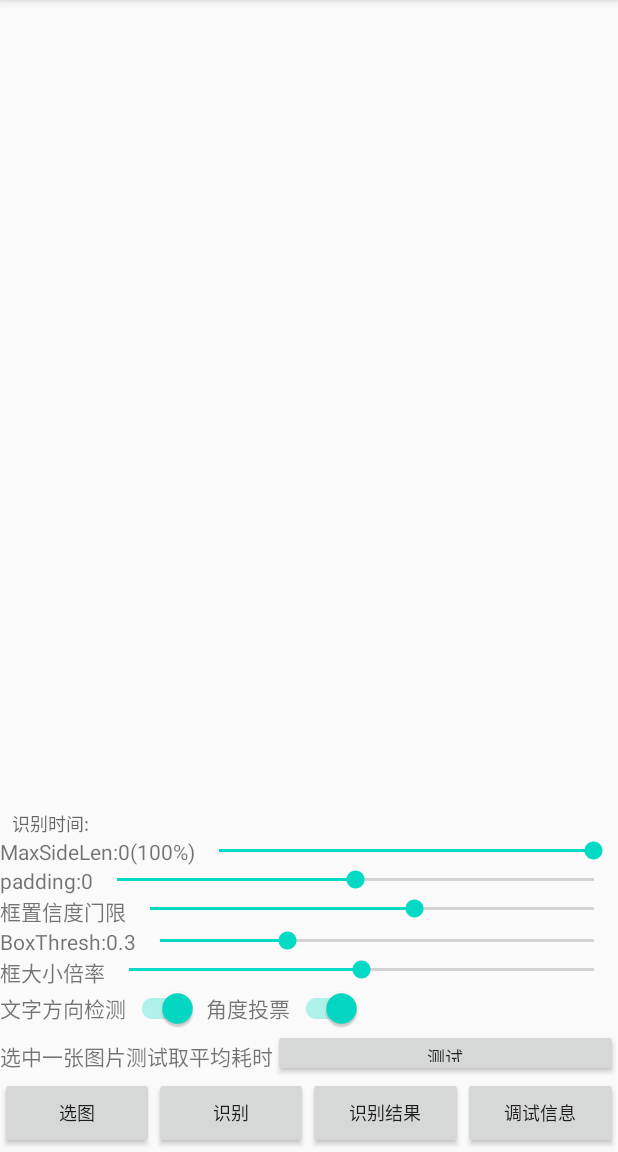
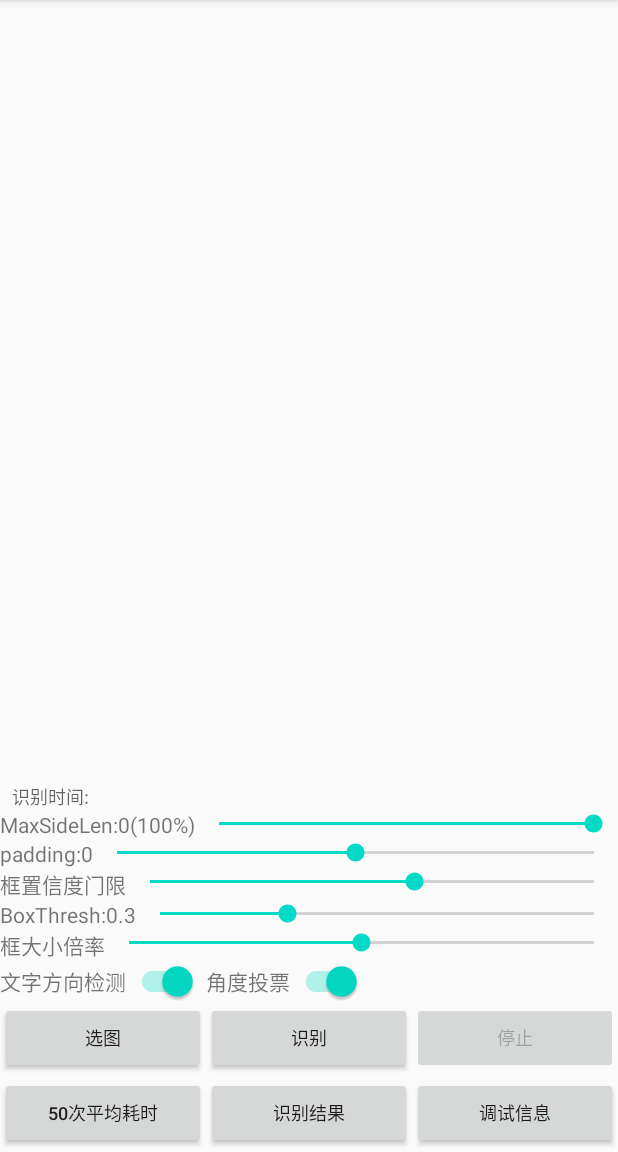
Before and after one commit to benjaminwan/OcrLiteAndroidOnnx, an Android app: the GalleryActivity screen opened directly, with no data from a screen before it, after a tap on "识别", on a phone screen of 412 x 824 dp, the part 84-1236 px from its top. Run offline under Robolectric (Android 15) with nearby library versions, the phone set to English and light mode, and no system bars; libraries missing offline, so code that uses them is left out: com.afollestad.assent, com.orhanobut.logger; plain views replace PhotoView; 10 statements that could not run were skipped.

Commit message:
相册识别增加停止按钮

```diff
--- a/app/src/main/java/com/benjaminwan/ocr/onnx/GalleryActivity.kt
+++ b/app/src/main/java/com/benjaminwan/ocr/onnx/GalleryActivity.kt
@@ -24,6 +24,7 @@ import com.bumptech.glide.load.engine.DiskCacheStrategy
 import com.bumptech.glide.request.RequestOptions
 import com.orhanobut.logger.Logger
 import kotlinx.coroutines.Dispatchers
+import kotlinx.coroutines.Job
 import kotlinx.coroutines.flow.*
 import kotlin.math.max
 
@@ -33,6 +34,10 @@ class GalleryActivity : AppCompatActivity(), View.OnClickListener, SeekBar.OnSee
 
     private var selectedImg: Bitmap? = null
     private var ocrResult: OcrResult? = null
+    private var detectJob: Job? = null
+
+    private val glideOptions =
+        RequestOptions().skipMemoryCache(true).diskCacheStrategy(DiskCacheStrategy.NONE)
 
     private fun initViews() {
         binding.selectBtn.setOnClickListener(this)
@@ -40,6 +45,8 @@ class GalleryActivity : AppCompatActivity(), View.OnClickListener, SeekBar.OnSee
         binding.resultBtn.setOnClickListener(this)
         binding.debugBtn.setOnClickListener(this)
         binding.benchBtn.setOnClickListener(this)
+        binding.stopBtn.setOnClickListener(this)
+        binding.stopBtn.isEnabled = false
         binding.doAngleSw.isChecked = App.ocrEngine.doAngle
         binding.mostAngleSw.isChecked = App.ocrEngine.mostAngle
         updatePadding(App.ocrEngine.padding)
@@ -104,11 +111,20 @@ class GalleryActivity : AppCompatActivity(), View.OnClickListener, SeekBar.OnSee
                 )
             }
             R.id.detectBtn -> {
-                val img = selectedImg ?: return
+                val img = selectedImg
+                if (img == null) {
+                    showToast("请先选择一张图片")
+                    return
+                }
                 val ratio = binding.maxSideLenSeekBar.progress.toFloat() / 100.toFloat()
                 val maxSize = max(img.width, img.height)
                 val maxSideLen = (ratio * maxSize).toInt()
-                detect(img, maxSideLen)
+                detectJob = detect(img, maxSideLen)
+            }
+            R.id.stopBtn -> {
+                detectJob?.cancel()
+                clearLoading()
+                ocrResult = null
             }
             R.id.resultBtn -> {
                 val result = ocrResult ?: return
@@ -130,7 +146,7 @@ class GalleryActivity : AppCompatActivity(), View.OnClickListener, SeekBar.OnSee
                     showToast("请先选择一张图片")
                     return
                 }
-                val loop = 100
+                val loop = 50
                 showToast("开始循环${loop}次的测试")
                 benchmark(img, loop)
             }
@@ -208,9 +224,7 @@ class GalleryActivity : AppCompatActivity(), View.OnClickListener, SeekBar.OnSee
         data ?: return
         if (resultCode == Activity.RESULT_OK && requestCode == REQUEST_SELECT_IMAGE) {
             val imgUri = data.data ?: return
-            val options =
-                RequestOptions().skipMemoryCache(true).diskCacheStrategy(DiskCacheStrategy.NONE)
-            Glide.with(this).load(imgUri).apply(options).into(binding.imageView)
+            Glide.with(this).load(imgUri).apply(glideOptions).into(binding.imageView)
             selectedImg = decodeUri(imgUri)
             updateMaxSideLen(binding.maxSideLenSeekBar.progress)
             clearLastResult()
@@ -221,27 +235,34 @@ class GalleryActivity : AppCompatActivity(), View.OnClickListener, SeekBar.OnSee
         Glide.with(this).load(R.drawable.loading_anim).into(binding.imageView)
     }
 
+    private fun clearLoading() {
+        Glide.with(this).clear(binding.imageView)
+    }
+
     private fun clearLastResult() {
         binding.timeTV.text = ""
         ocrResult = null
     }
 
-    private fun benchmark(img: Bitmap, loop: Int) {
-        flow {
+    private fun benchmark(img: Bitmap, loop: Int) = flow {
         val aveTime = App.ocrEngine.benchmark(img, loop)
         //showToast("循环${loop}次，平均时间${aveTime}ms")
         emit(aveTime)
     }.flowOn(Dispatchers.IO)
-            .onStart { showLoading() }
+        .onStart {
+            showLoading()
+            binding.benchBtn.isEnabled = false
+        }
+        .onCompletion {
+            binding.benchBtn.isEnabled = true
+            clearLoading()
+        }
         .onEach {
             binding.timeTV.text = "循环${loop}次，平均时间${it}ms"
-                Glide.with(this).clear(binding.imageView)
         }
         .launchIn(lifecycleScope)
-    }
 
-    private fun detect(img: Bitmap, reSize: Int) {
-        flow {
+    private fun detect(img: Bitmap, reSize: Int) = flow {
         val boxImg: Bitmap = Bitmap.createBitmap(
             img.width, img.height, Bitmap.Config.ARGB_8888
         )
@@ -252,16 +273,22 @@ class GalleryActivity : AppCompatActivity(), View.OnClickListener, SeekBar.OnSee
         val time = "time=${end - start}ms"
         emit(ocrResult)
     }.flowOn(Dispatchers.IO)
-            .onStart { showLoading() }
+        .onStart {
+            showLoading()
+            binding.detectBtn.isEnabled = false
+            binding.stopBtn.isEnabled = true
+        }
+        .onCompletion {
+            binding.detectBtn.isEnabled = true
+            binding.stopBtn.isEnabled = false
+            binding.resultBtn.callOnClick()
+        }
         .onEach {
             ocrResult = it
             binding.timeTV.text = "识别时间:${it.detectTime.toInt()}ms"
-                val options =
-                    RequestOptions().skipMemoryCache(true).diskCacheStrategy(DiskCacheStrategy.NONE)
-                Glide.with(this).load(it.boxImg).apply(options).into(binding.imageView)
+            Glide.with(this).load(it.boxImg).apply(glideOptions).into(binding.imageView)
             Logger.i("$it")
         }.launchIn(lifecycleScope)
-    }
 
     companion object {
         const val REQUEST_SELECT_IMAGE = 666
--- a/app/src/main/res/layout/activity_gallery.xml
+++ b/app/src/main/res/layout/activity_gallery.xml
@@ -1,6 +1,5 @@
 <?xml version="1.0" encoding="utf-8"?>
 <LinearLayout xmlns:android="http://schemas.android.com/apk/res/android"
-    xmlns:app="http://schemas.android.com/apk/res-auto"
     xmlns:tools="http://schemas.android.com/tools"
     android:layout_width="match_parent"
     android:layout_height="match_parent"
@@ -163,26 +162,6 @@
 
     <LinearLayout
         android:layout_width="match_parent"
-        android:layout_height="32dp"
-        android:orientation="horizontal">
-
-        <TextView
-            android:layout_width="wrap_content"
-            android:layout_height="wrap_content"
-            android:text="选中一张图片测试取平均耗时" />
-
-        <Button
-            android:id="@+id/benchBtn"
-            android:layout_width="0dp"
-            android:layout_height="wrap_content"
-            android:layout_weight="1"
-            android:text="测试"
-            android:textSize="12sp" />
-
-    </LinearLayout>
-
-    <LinearLayout
-        android:layout_width="match_parent"
         android:layout_height="wrap_content"
         android:layout_marginBottom="2dp"
         android:orientation="horizontal">
@@ -204,6 +183,31 @@
             android:textSize="12sp" />
 
         <Button
+            android:id="@+id/stopBtn"
+            android:layout_width="0dp"
+            android:layout_height="wrap_content"
+            android:layout_weight="1"
+            android:text="停止"
+            android:textSize="12sp" />
+
+    </LinearLayout>
+
+
+    <LinearLayout
+        android:layout_width="match_parent"
+        android:layout_height="wrap_content"
+        android:layout_marginBottom="2dp"
+        android:orientation="horizontal">
+
+        <Button
+            android:id="@+id/benchBtn"
+            android:layout_width="0dp"
+            android:layout_height="wrap_content"
+            android:layout_weight="1"
+            android:text="50次平均耗时"
+            android:textSize="12sp" />
+
+        <Button
             android:id="@+id/resultBtn"
             android:layout_width="0dp"
             android:layout_height="wrap_content"
@@ -218,7 +222,7 @@
             android:layout_weight="1"
             android:text="调试信息"
             android:textSize="12sp" />
+
     </LinearLayout>
 
-
 </LinearLayout>
```
Lines whose indentation alone changed are shown as unchanged.
